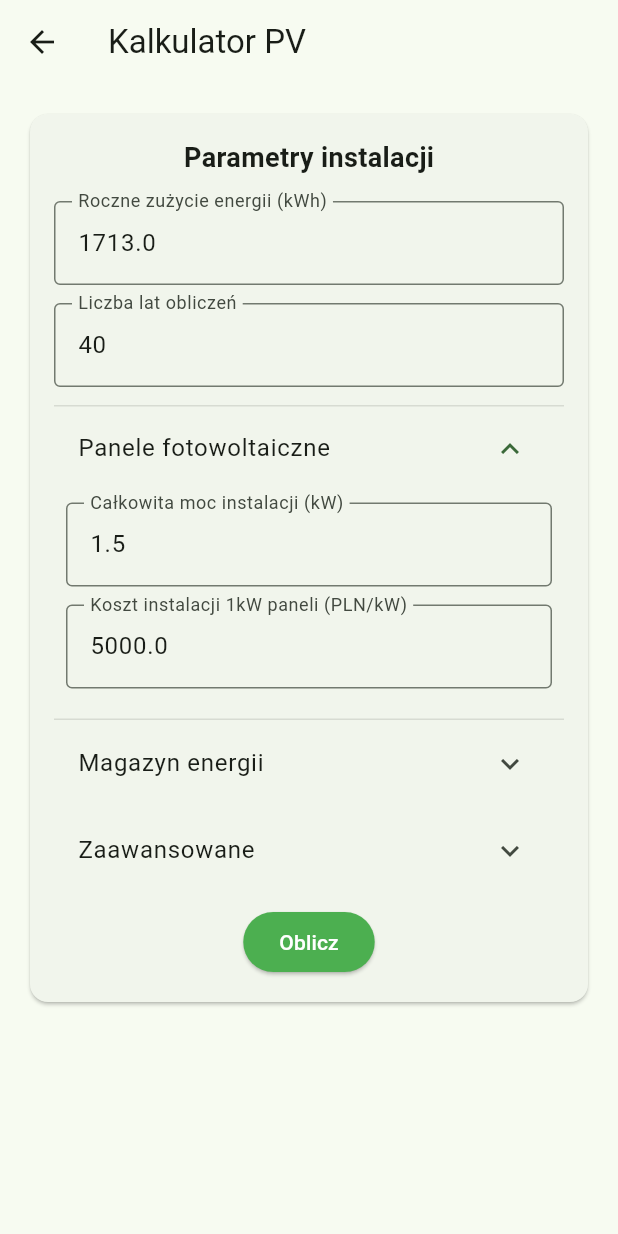
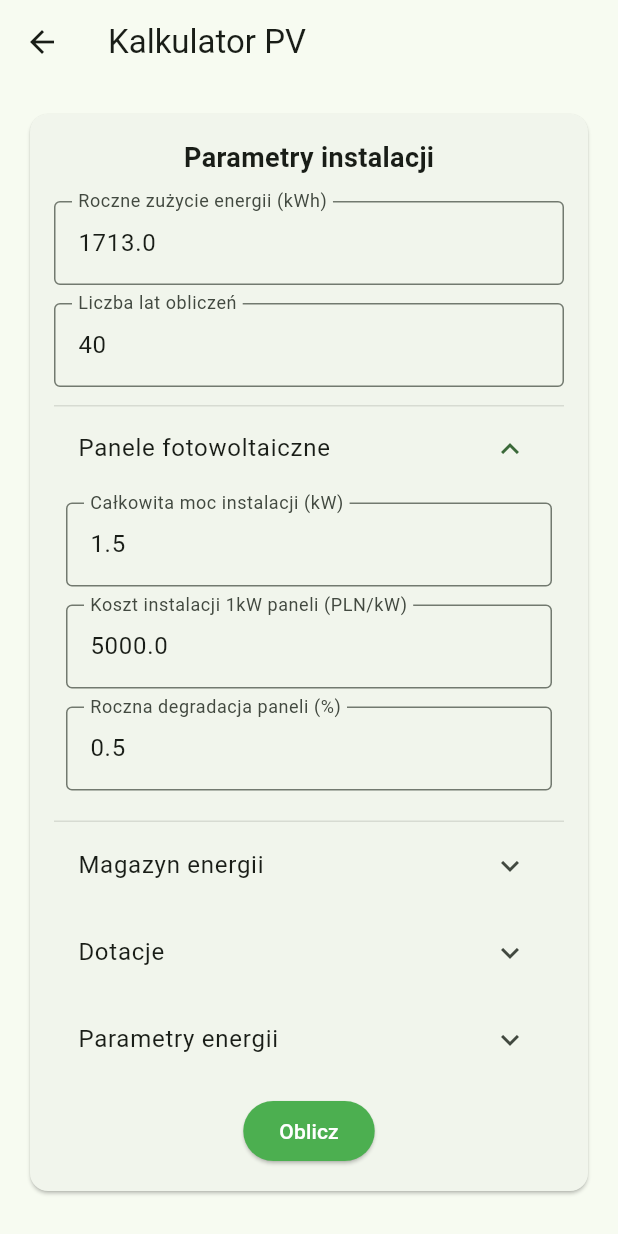
Before and after one commit to MinikPLayer/Kosciuszkon-2025, a Flutter app: the CalculatorPage screen opened directly, after a tap on "Panele fotowoltaiczne", on a phone screen of 412 x 824 dp. Run offline on Flutter 3.47's test engine with Material 3 defaults, Android fonts, the phone set to English and light mode, and no system bars; our stand-ins replace fl_chart, google_fonts.

Commit message:
Dodano dotacje

```diff
--- a/frontend_calculator/lib/views/pages/calculator_page.dart
+++ b/frontend_calculator/lib/views/pages/calculator_page.dart
@@ -23,6 +23,9 @@ class _CalculatorPageState extends State<CalculatorPage> {
   double upfrontInvestmentCost = 0.0;
   List<Map<String, double>> yearlyResults = [];
   bool isLoading = false;
+
+  bool mojPrad6 = false;
+  bool ulgaTermodernizacyjna = false;
 
   @override
   Widget build(BuildContext context) {
@@ -91,6 +94,11 @@ class _CalculatorPageState extends State<CalculatorPage> {
                   value: inputData.fvSystemInstallationCostPerKw,
                   onChanged: (v) => inputData.fvSystemInstallationCostPerKw = v,
                 ),
+                Utils.buildNumberInput(
+                  label: 'Roczna degradacja paneli (%)',
+                  value: inputData.fvPanelDegradationPercentagePerYear,
+                  onChanged: (v) => inputData.fvPanelDegradationPercentagePerYear = v,
+                ),
               ],
             ),
             ExpansionTile(
@@ -107,10 +115,49 @@ class _CalculatorPageState extends State<CalculatorPage> {
                   value: inputData.energyStorageInstallationCostPerKw,
                   onChanged: (v) => inputData.energyStorageInstallationCostPerKw = v,
                 ),
+                Utils.buildNumberInput(
+                  label: 'Roczna degradacja magazynu (%)',
+                  value: inputData.energyStorageDegradationPercentagePerYear,
+                  onChanged: (v) => inputData.energyStorageDegradationPercentagePerYear = v,
+                ),
               ],
             ),
             ExpansionTile(
-              title: const Text('Zaawansowane'),
+              title: const Text('Dotacje'),
+              childrenPadding: EdgeInsets.all(8.0),
+              children: [
+                Row(
+                  crossAxisAlignment: CrossAxisAlignment.center,
+                  children: [
+                    Checkbox(
+                      value: mojPrad6,
+                      onChanged: (v) {
+                        setState(() {
+                          mojPrad6 = v ?? false;
+                        });
+                      },
+                    ),
+                    const Text('Mój prąd 6.0'),
+                  ],
+                ),
+                Row(
+                  crossAxisAlignment: CrossAxisAlignment.center,
+                  children: [
+                    Checkbox(
+                      value: ulgaTermodernizacyjna,
+                      onChanged: (v) {
+                        setState(() {
+                          ulgaTermodernizacyjna = v ?? false;
+                        });
+                      },
+                    ),
+                    const Text('Ulga termomodernizacyjna'),
+                  ],
+                ),
+              ],
+            ),
+            ExpansionTile(
+              title: const Text('Parametry energii'),
               childrenPadding: EdgeInsets.all(8.0),
 
               children: [
--- a/frontend_calculator/lib/views/widgets/fv_economy_chart_widget.dart
+++ b/frontend_calculator/lib/views/widgets/fv_economy_chart_widget.dart
@@ -20,9 +20,12 @@ class FvEconomyChartInputData {
   double fvSystemInstallationCostPerKw = 5000.0;
   double fvSystemSizeKw = 1.5;
   double yearlyEnergyPriceIncreasePercentage = 7.1;
+  double fvPanelDegradationPercentagePerYear = 0.5;
 
   double energyStorageCapacity = 1.0;
   double energyStorageInstallationCostPerKw = 2000.0;
+  double energyStorageDegradationPercentagePerYear = 2.5;
+
   int calculationYears = 40;
 }
 
```
Also changed, not shown: frontend_calculator/lib/views/pages/offer_search_page.dart (+41 -41 lines).
